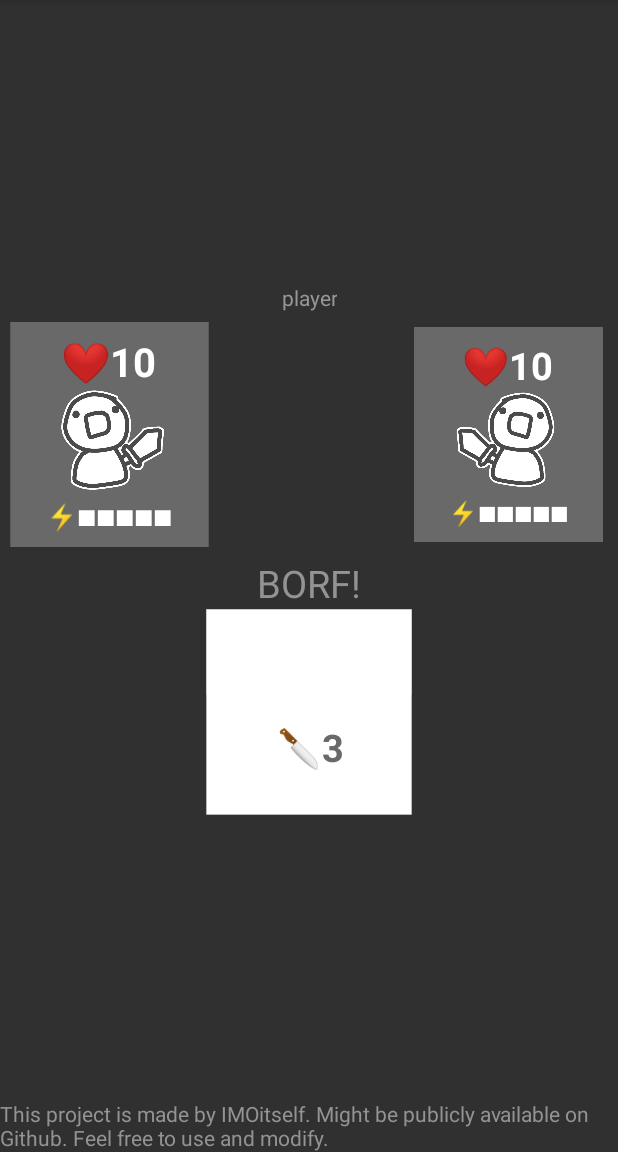
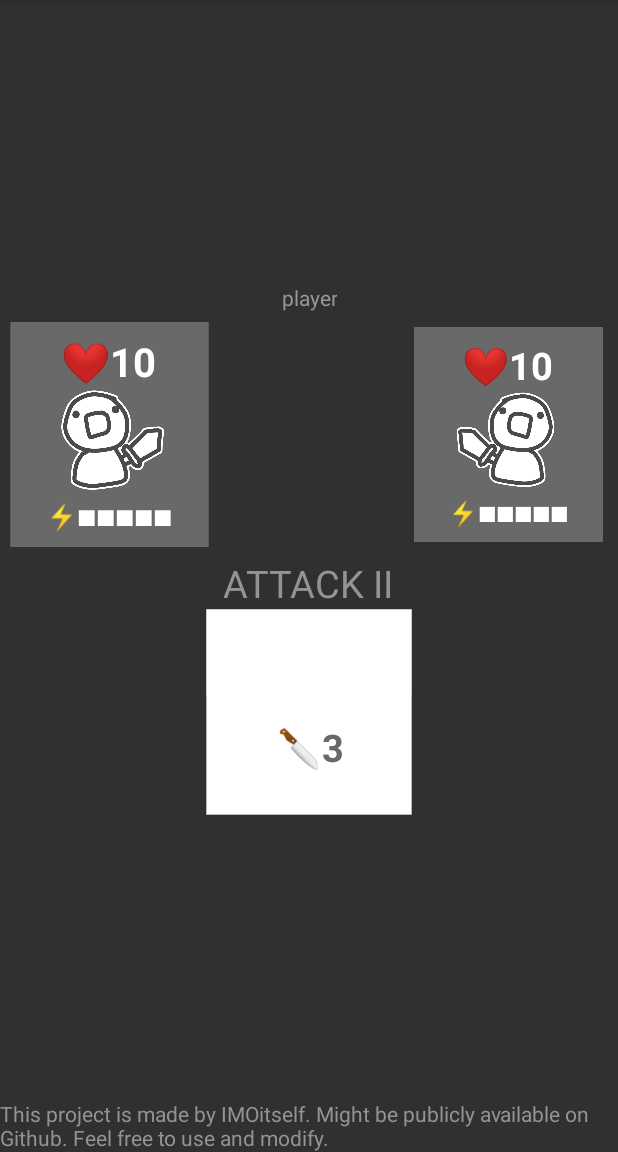
Before and after one commit to IMOitself/card-game-android-java, an Android app: the screen it shows after launch (MainActivity), on a phone screen of 412 x 824 dp, the part 84-1236 px from its top. Run offline under Robolectric (Android 15) with nearby library versions, the phone set to English and light mode, and no system bars; 6 statements that could not run were skipped.

Commit message:
Update on strings.xml
Added card types. Remove goofyness

```diff
--- a/app/src/main/res/values/strings.xml
+++ b/app/src/main/res/values/strings.xml
@@ -5,29 +5,34 @@
 	<string name="you_lose">YOU LOSE!</string>
 	<string name="you_win">YOU WIN!</string>
 	<string name="sample_cardpack">
-		》name=BARK
+		》name=ATTACK
 		》info=🔪2
 		》cost=-2
 		》lives=0, -2
+		》type=attack
 		;
-		》name=BORF!
+		》name=ATTACK II
 		》info=🔪3
 		》cost=-2
 		》lives=0, -3
+		》type=attack
 		;
-		》name=*BREATHE*
+		》name=REST
 		》info=⚡+3
 		》cost=0
 		》energy=+3, 0
+		》type=rest
 		;
-		》name=BLINK
+		》name=HEAL
 		》info=❤+2
 		》cost=-2
 		》lives=+2, 0
+		》type=heal
 		;
-		》name=MEGA BORF
+		》name=MEGA ATTACK
 		》info=🔪5
 		》cost=-4
 		》lives=0, -5
+		》type=mega_attack
 	</string>
 </resources>
```
